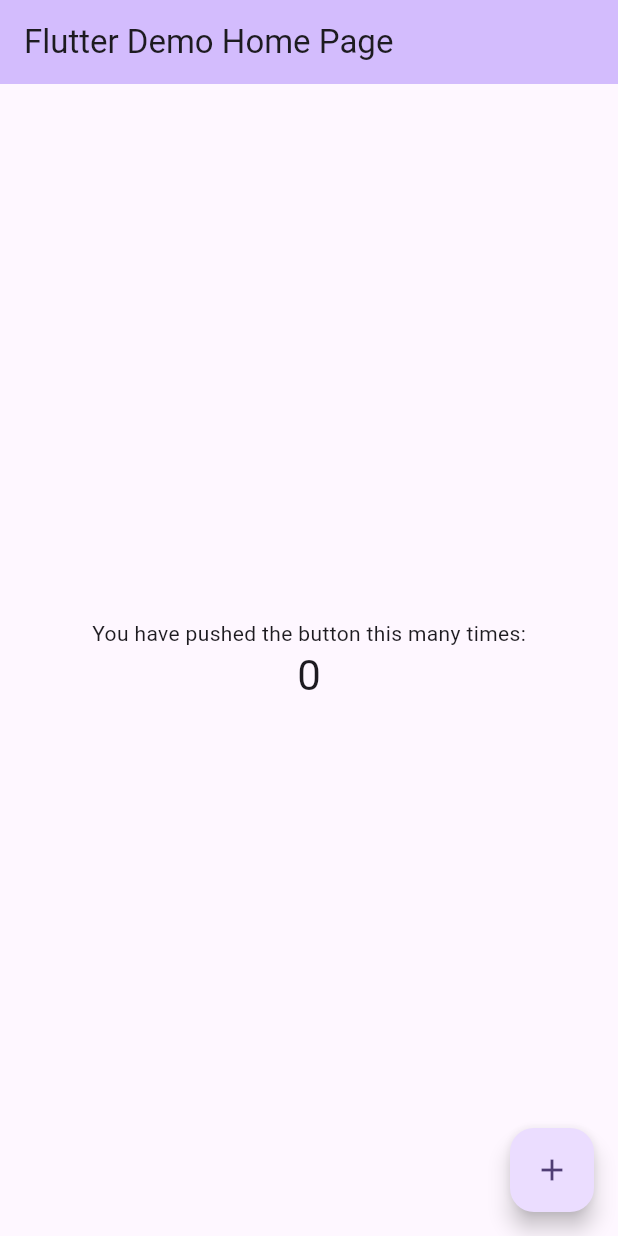
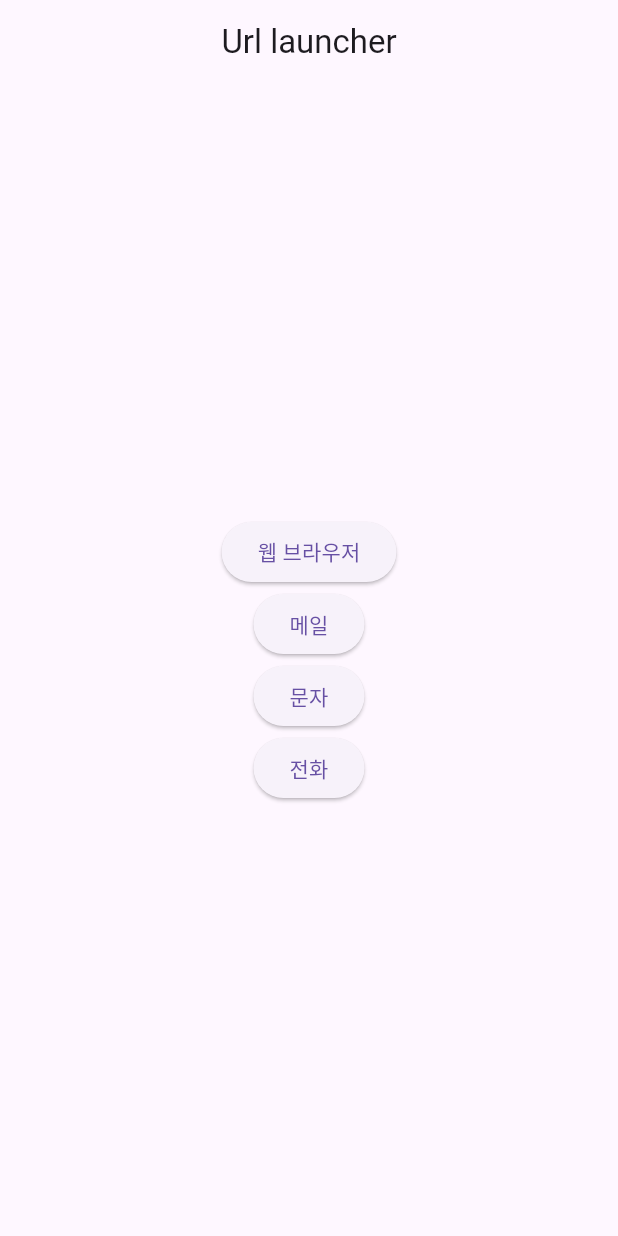
Before and after one commit to doyeon0307/goorm-study, a Flutter app: the screen it shows after launch, on a phone screen of 412 x 824 dp. Run offline on Flutter 3.47's test engine with Material 3 defaults, Android fonts, the phone set to English and light mode, and no system bars.

Commit message:
url launcher

```diff
--- a/url_launcher_and_webview/lib/main.dart
+++ b/url_launcher_and_webview/lib/main.dart
@@ -1,4 +1,5 @@
 import 'package:flutter/material.dart';
+import 'package:url_launcher/url_launcher.dart';
 
 void main() {
   runApp(const MyApp());
@@ -7,119 +8,102 @@
 class MyApp extends StatelessWidget {
   const MyApp({super.key});
 
-  // This widget is the root of your application.
   @override
   Widget build(BuildContext context) {
-    return MaterialApp(
-      title: 'Flutter Demo',
-      theme: ThemeData(
-        // This is the theme of your application.
-        //
-        // TRY THIS: Try running your application with "flutter run". You'll see
-        // the application has a purple toolbar. Then, without quitting the app,
-        // try changing the seedColor in the colorScheme below to Colors.green
-        // and then invoke "hot reload" (save your changes or press the "hot
-        // reload" button in a Flutter-supported IDE, or press "r" if you used
-        // the command line to start the app).
-        //
-        // Notice that the counter didn't reset back to zero; the application
-        // state is not lost during the reload. To reset the state, use hot
-        // restart instead.
-        //
-        // This works for code too, not just values: Most code changes can be
-        // tested with just a hot reload.
-        colorScheme: ColorScheme.fromSeed(seedColor: Colors.deepPurple),
-        useMaterial3: true,
-      ),
-      home: const MyHomePage(title: 'Flutter Demo Home Page'),
+    return const MaterialApp(
+      debugShowCheckedModeBanner: false,
+      home: MyHomePage(),
     );
   }
 }
 
-class MyHomePage extends StatefulWidget {
-  const MyHomePage({super.key, required this.title});
+class MyHomePage extends StatelessWidget {
+  const MyHomePage({super.key});
 
-  // This widget is the home page of your application. It is stateful, meaning
-  // that it has a State object (defined below) that contains fields that affect
-  // how it looks.
-
-  // This class is the configuration for the state. It holds the values (in this
-  // case the title) provided by the parent (in this case the App widget) and
-  // used by the build method of the State. Fields in a Widget subclass are
-  // always marked "final".
-
-  final String title;
-
-  @override
-  State<MyHomePage> createState() => _MyHomePageState();
-}
-
-class _MyHomePageState extends State<MyHomePage> {
-  int _counter = 0;
-
-  void _incrementCounter() {
-    setState(() {
-      // This call to setState tells the Flutter framework that something has
-      // changed in this State, which causes it to rerun the build method below
-      // so that the display can reflect the updated values. If we changed
-      // _counter without calling setState(), then the build method would not be
-      // called again, and so nothing would appear to happen.
-      _counter++;
-    });
+  String? encodeQueryParameters(Map<String, String> params) {
+    return params.entries
+        .map((MapEntry<String, String> e) =>
+            '${Uri.encodeComponent(e.key)}=${Uri.encodeComponent(e.value)}')
+        .join('&');
   }
 
   @override
   Widget build(BuildContext context) {
-    // This method is rerun every time setState is called, for instance as done
-    // by the _incrementCounter method above.
-    //
-    // The Flutter framework has been optimized to make rerunning build methods
-    // fast, so that you can just rebuild anything that needs updating rather
-    // than having to individually change instances of widgets.
     return Scaffold(
       appBar: AppBar(
-        // TRY THIS: Try changing the color here to a specific color (to
-        // Colors.amber, perhaps?) and trigger a hot reload to see the AppBar
-        // change color while the other colors stay the same.
-        backgroundColor: Theme.of(context).colorScheme.inversePrimary,
-        // Here we take the value from the MyHomePage object that was created by
-        // the App.build method, and use it to set our appbar title.
-        title: Text(widget.title),
+        title: const Text("Url launcher"),
+        centerTitle: true,
       ),
       body: Center(
-        // Center is a layout widget. It takes a single child and positions it
-        // in the middle of the parent.
         child: Column(
-          // Column is also a layout widget. It takes a list of children and
-          // arranges them vertically. By default, it sizes itself to fit its
-          // children horizontally, and tries to be as tall as its parent.
-          //
-          // Column has various properties to control how it sizes itself and
-          // how it positions its children. Here we use mainAxisAlignment to
-          // center the children vertically; the main axis here is the vertical
-          // axis because Columns are vertical (the cross axis would be
-          // horizontal).
-          //
-          // TRY THIS: Invoke "debug painting" (choose the "Toggle Debug Paint"
-          // action in the IDE, or press "p" in the console), to see the
-          // wireframe for each widget.
           mainAxisAlignment: MainAxisAlignment.center,
-          children: <Widget>[
-            const Text(
-              'You have pushed the button this many times:',
+          children: [
+            ElevatedButton(
+              onPressed: () async {
+                final Uri webLaunchUrl = Uri(
+                  scheme: "https",
+                  path: "naver.com",
+                );
+                try {
+                  launchUrl(webLaunchUrl);
+                } catch (e) {
+                  Exception(e);
+                }
+              },
+              child: const Text("웹 브라우저"),
             ),
-            Text(
-              '$_counter',
-              style: Theme.of(context).textTheme.headlineMedium,
+            ElevatedButton(
+              onPressed: () async {
+                final Uri emailLaunchUri = Uri(
+                  scheme: "mailto",
+                  path: "dodo03@khu.ac.kr",
+                  query: encodeQueryParameters(<String, String>{
+                    "subject": "제목 입력",
+                    "body": "본문 입력",
+                  }),
+                );
+                try {
+                  launchUrl(emailLaunchUri);
+                } catch (e) {
+                  Exception(e);
+                }
+              },
+              child: const Text("메일"),
+            ),
+            ElevatedButton(
+              onPressed: () async {
+                final Uri smsLaunchUri = Uri(
+                  scheme: "sms",
+                  path: "010 1122 3344",
+                  query: encodeQueryParameters(<String, String>{
+                    "body": "본문 입력",
+                  }),
+                );
+                try {
+                  launchUrl(smsLaunchUri);
+                } catch (e) {
+                  Exception(e);
+                }
+              },
+              child: const Text("문자"),
+            ),
+            ElevatedButton(
+              onPressed: () async {
+                final Uri telLaunchUri = Uri(
+                  scheme: "tel",
+                  path: "010 1122 3344",
+                );
+                try {
+                  launchUrl(telLaunchUri);
+                } catch (e) {
+                  Exception(e);
+                }
+              },
+              child: const Text("전화"),
             ),
           ],
         ),
       ),
-      floatingActionButton: FloatingActionButton(
-        onPressed: _incrementCounter,
-        tooltip: 'Increment',
-        child: const Icon(Icons.add),
-      ), // This trailing comma makes auto-formatting nicer for build methods.
     );
   }
 }
--- a/url_launcher_and_webview/pubspec.yaml
+++ b/url_launcher_and_webview/pubspec.yaml
@@ -35,6 +35,7 @@ dependencies:
   # The following adds the Cupertino Icons font to your application.
   # Use with the CupertinoIcons class for iOS style icons.
   cupertino_icons: ^1.0.6
+  url_launcher: ^6.3.0
 
 dev_dependencies:
   flutter_test:
```
Also changed, not shown: url_launcher_and_webview/pubspec.lock, 7 other files.
